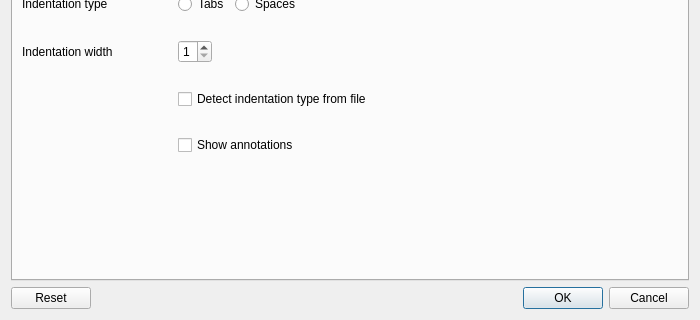
Above: ui/settings.ui from ziracms/editor before the change; both pictures show x 0 to 700 and y 200 to 520 of the 700 by 520 pixel window. Below: the same form after it.
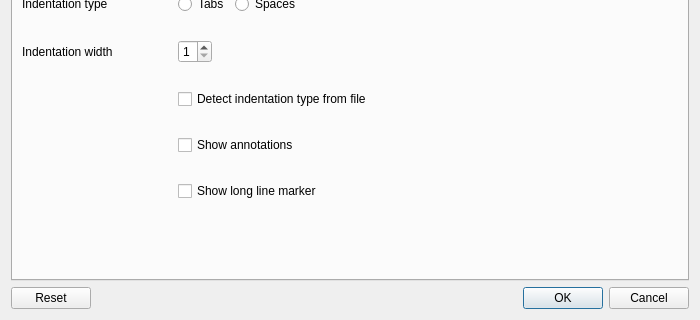
That is the form after the change. The open tabs and pages were chosen to show the change.

Commit message: long line marker

Patch:
```diff
--- a/ui/settings.ui
+++ b/ui/settings.ui
@@ -521,6 +521,26 @@
          </item>
         </layout>
        </item>
+       <item>
+        <layout class="QHBoxLayout" name="editorLongLineMarkerLayout">
+         <property name="leftMargin">
+          <number>156</number>
+         </property>
+         <property name="topMargin">
+          <number>10</number>
+         </property>
+         <property name="bottomMargin">
+          <number>10</number>
+         </property>
+         <item>
+          <widget class="QCheckBox" name="editorLongLineMarkerCheckBox">
+           <property name="text">
+            <string>Show long line marker</string>
+           </property>
+          </widget>
+         </item>
+        </layout>
+       </item>
        <item>
         <spacer name="editorSpacer">
          <property name="orientation">
```
The commit also changes 4 other files.
